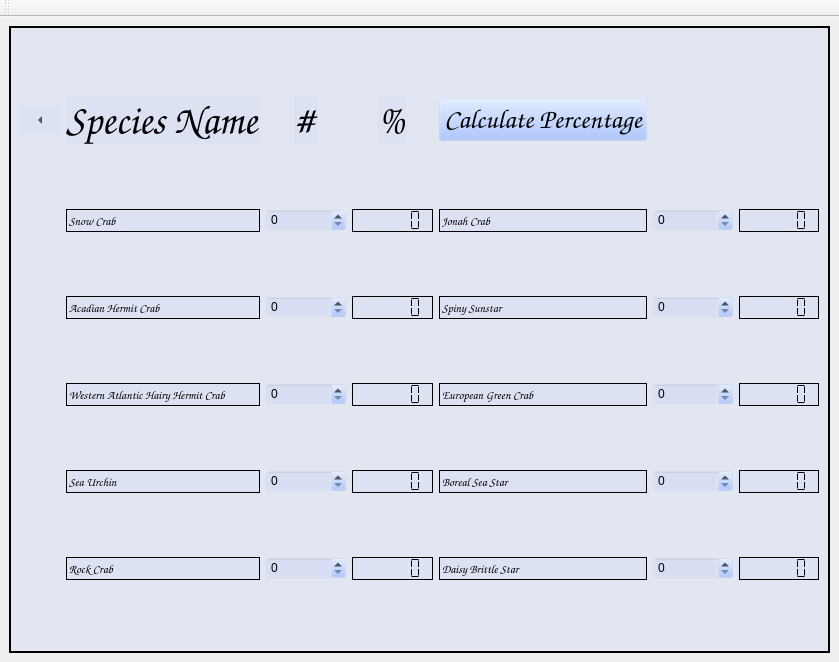
CCC-Engineering-Renaissance/MainUI_26, file mainwindow.ui: the form before one commit.
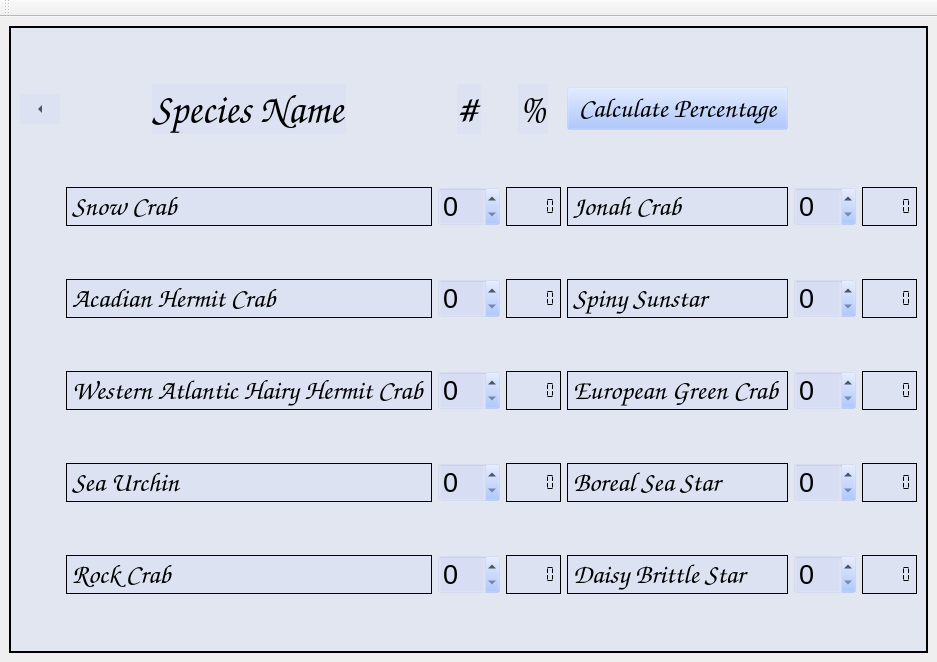
The form after the commit. The open tabs and pages were chosen to show the change. Icons and pictures are not drawn.

```diff
--- a/mainwindow.ui
+++ b/mainwindow.ui
@@ -41,6 +41,11 @@
         <verstretch>0</verstretch>
        </sizepolicy>
       </property>
+      <property name="font">
+       <font>
+        <pointsize>20</pointsize>
+       </font>
+      </property>
       <property name="styleSheet">
        <string notr="true">background-color: rgba(150, 183, 255, 20);</string>
       </property>
@@ -639,6 +644,7 @@
           <property name="font">
            <font>
             <family>Comic Sans MS</family>
+            <pointsize>20</pointsize>
            </font>
           </property>
           <property name="frameShape">
@@ -649,17 +655,30 @@
           </property>
          </widget>
         </item>
-        <item row="5" column="2">
-         <widget class="QSpinBox" name="spinBoxRock"/>
+        <item row="5" column="2" alignment="Qt::AlignmentFlag::AlignHCenter">
+         <widget class="QSpinBox" name="spinBoxRock">
+          <property name="font">
+           <font>
+            <pointsize>20</pointsize>
+           </font>
+          </property>
+         </widget>
         </item>
-        <item row="1" column="2">
-         <widget class="QSpinBox" name="spinBoxSnow"/>
+        <item row="1" column="2" alignment="Qt::AlignmentFlag::AlignHCenter">
+         <widget class="QSpinBox" name="spinBoxSnow">
+          <property name="font">
+           <font>
+            <pointsize>20</pointsize>
+           </font>
+          </property>
+         </widget>
         </item>
         <item row="3" column="4">
          <widget class="QLabel" name="label_8">
           <property name="font">
            <font>
             <family>Comic Sans MS</family>
+            <pointsize>20</pointsize>
            </font>
           </property>
           <property name="frameShape">
@@ -670,14 +689,21 @@
           </property>
          </widget>
         </item>
-        <item row="1" column="5">
-         <widget class="QSpinBox" name="spinBoxJonah"/>
+        <item row="1" column="5" alignment="Qt::AlignmentFlag::AlignHCenter">
+         <widget class="QSpinBox" name="spinBoxJonah">
+          <property name="font">
+           <font>
+            <pointsize>20</pointsize>
+           </font>
+          </property>
+         </widget>
         </item>
         <item row="4" column="1">
          <widget class="QLabel" name="label_4">
           <property name="font">
            <font>
             <family>Comic Sans MS</family>
+            <pointsize>20</pointsize>
            </font>
           </property>
           <property name="frameShape">
@@ -688,11 +714,22 @@
           </property>
          </widget>
         </item>
-        <item row="2" column="5">
-         <widget class="QSpinBox" name="spinBoxSunstar"/>
+        <item row="2" column="5" alignment="Qt::AlignmentFlag::AlignHCenter">
+         <widget class="QSpinBox" name="spinBoxSunstar">
+          <property name="font">
+           <font>
+            <pointsize>20</pointsize>
+           </font>
+          </property>
+         </widget>
         </item>
         <item row="3" column="3">
          <widget class="QLCDNumber" name="hairyCrabPercent">
+          <property name="font">
+           <font>
+            <pointsize>20</pointsize>
+           </font>
+          </property>
           <property name="frameShadow">
            <enum>QFrame::Shadow::Plain</enum>
           </property>
@@ -709,6 +746,7 @@
           <property name="font">
            <font>
             <family>Comic Sans MS</family>
+            <pointsize>20</pointsize>
            </font>
           </property>
           <property name="frameShape">
@@ -724,6 +762,7 @@
           <property name="font">
            <font>
             <family>Comic Sans MS</family>
+            <pointsize>20</pointsize>
            </font>
           </property>
           <property name="frameShape">
@@ -755,6 +794,11 @@
         </item>
         <item row="1" column="3">
          <widget class="QLCDNumber" name="snowCrabPercent">
+          <property name="font">
+           <font>
+            <pointsize>20</pointsize>
+           </font>
+          </property>
           <property name="frameShadow">
            <enum>QFrame::Shadow::Plain</enum>
           </property>
@@ -807,6 +851,11 @@
         </item>
         <item row="5" column="3">
          <widget class="QLCDNumber" name="rockCrabPercent">
+          <property name="font">
+           <font>
+            <pointsize>20</pointsize>
+           </font>
+          </property>
           <property name="frameShadow">
            <enum>QFrame::Shadow::Plain</enum>
           </property>
@@ -818,11 +867,22 @@
           </property>
          </widget>
         </item>
-        <item row="4" column="5">
-         <widget class="QSpinBox" name="spinBoxBoreal"/>
+        <item row="4" column="5" alignment="Qt::AlignmentFlag::AlignHCenter">
+         <widget class="QSpinBox" name="spinBoxBoreal">
+          <property name="font">
+           <font>
+            <pointsize>20</pointsize>
+           </font>
+          </property>
+         </widget>
         </item>
         <item row="5" column="6">
          <widget class="QLCDNumber" name="brittlePercent">
+          <property name="font">
+           <font>
+            <pointsize>20</pointsize>
+           </font>
+          </property>
           <property name="frameShadow">
            <enum>QFrame::Shadow::Plain</enum>
           </property>
@@ -839,6 +899,7 @@
           <property name="font">
            <font>
             <family>Comic Sans MS</family>
+            <pointsize>20</pointsize>
            </font>
           </property>
           <property name="frameShape">
@@ -867,6 +928,7 @@
           <property name="font">
            <font>
             <family>Comic Sans MS</family>
+            <pointsize>20</pointsize>
            </font>
           </property>
           <property name="frameShape">
@@ -877,8 +939,14 @@
           </property>
          </widget>
         </item>
-        <item row="3" column="2">
-         <widget class="QSpinBox" name="spinBoxWestern"/>
+        <item row="3" column="2" alignment="Qt::AlignmentFlag::AlignHCenter">
+         <widget class="QSpinBox" name="spinBoxWestern">
+          <property name="font">
+           <font>
+            <pointsize>20</pointsize>
+           </font>
+          </property>
+         </widget>
         </item>
         <item row="0" column="2" alignment="Qt::AlignmentFlag::AlignHCenter|Qt::AlignmentFlag::AlignTop">
          <widget class="QLabel" name="label_13">
@@ -893,20 +961,39 @@
           </property>
          </widget>
         </item>
-        <item row="3" column="5">
-         <widget class="QSpinBox" name="spinBoxGreen"/>
+        <item row="3" column="5" alignment="Qt::AlignmentFlag::AlignHCenter">
+         <widget class="QSpinBox" name="spinBoxGreen">
+          <property name="font">
+           <font>
+            <pointsize>20</pointsize>
+           </font>
+          </property>
+         </widget>
         </item>
-        <item row="2" column="2">
-         <widget class="QSpinBox" name="spinBoxAcadian"/>
+        <item row="2" column="2" alignment="Qt::AlignmentFlag::AlignHCenter">
+         <widget class="QSpinBox" name="spinBoxAcadian">
+          <property name="font">
+           <font>
+            <pointsize>20</pointsize>
+           </font>
+          </property>
+         </widget>
         </item>
-        <item row="4" column="2">
-         <widget class="QSpinBox" name="spinBoxUrchin"/>
+        <item row="4" column="2" alignment="Qt::AlignmentFlag::AlignHCenter">
+         <widget class="QSpinBox" name="spinBoxUrchin">
+          <property name="font">
+           <font>
+            <pointsize>20</pointsize>
+           </font>
+          </property>
+         </widget>
         </item>
         <item row="2" column="1">
          <widget class="QLabel" name="label_2">
           <property name="font">
            <font>
             <family>Comic Sans MS</family>
+            <pointsize>20</pointsize>
            </font>
           </property>
           <property name="frameShape">
@@ -919,6 +1006,11 @@
         </item>
         <item row="4" column="6">
          <widget class="QLCDNumber" name="borealPercent">
+          <property name="font">
+           <font>
+            <pointsize>20</pointsize>
+           </font>
+          </property>
           <property name="frameShadow">
            <enum>QFrame::Shadow::Plain</enum>
           </property>
@@ -935,6 +1027,7 @@
           <property name="font">
            <font>
             <family>Comic Sans MS</family>
+            <pointsize>20</pointsize>
            </font>
           </property>
           <property name="frameShape">
@@ -950,6 +1043,7 @@
           <property name="font">
            <font>
             <family>Comic Sans MS</family>
+            <pointsize>20</pointsize>
            </font>
           </property>
           <property name="frameShape">
@@ -962,6 +1056,11 @@
         </item>
         <item row="3" column="6">
          <widget class="QLCDNumber" name="greenCrabPercent">
+          <property name="font">
+           <font>
+            <pointsize>20</pointsize>
+           </font>
+          </property>
           <property name="frameShadow">
            <enum>QFrame::Shadow::Plain</enum>
           </property>
@@ -975,6 +1074,11 @@
         </item>
         <item row="2" column="6">
          <widget class="QLCDNumber" name="sunstarPercent">
+          <property name="font">
+           <font>
+            <pointsize>20</pointsize>
+           </font>
+          </property>
           <property name="frameShadow">
            <enum>QFrame::Shadow::Plain</enum>
           </property>
@@ -988,6 +1092,11 @@
         </item>
         <item row="2" column="3">
          <widget class="QLCDNumber" name="acadianCrabPercent">
+          <property name="font">
+           <font>
+            <pointsize>20</pointsize>
+           </font>
+          </property>
           <property name="frameShadow">
            <enum>QFrame::Shadow::Plain</enum>
           </property>
@@ -1001,6 +1110,11 @@
         </item>
         <item row="1" column="6">
          <widget class="QLCDNumber" name="jonahCrabPercent">
+          <property name="font">
+           <font>
+            <pointsize>20</pointsize>
+           </font>
+          </property>
           <property name="frameShadow">
            <enum>QFrame::Shadow::Plain</enum>
           </property>
@@ -1014,6 +1128,11 @@
         </item>
         <item row="4" column="3">
          <widget class="QLCDNumber" name="urchinPercent">
+          <property name="font">
+           <font>
+            <pointsize>20</pointsize>
+           </font>
+          </property>
           <property name="frameShadow">
            <enum>QFrame::Shadow::Plain</enum>
           </property>
@@ -1025,8 +1144,14 @@
           </property>
          </widget>
         </item>
-        <item row="5" column="5">
-         <widget class="QSpinBox" name="spinBoxBrittle"/>
+        <item row="5" column="5" alignment="Qt::AlignmentFlag::AlignHCenter">
+         <widget class="QSpinBox" name="spinBoxBrittle">
+          <property name="font">
+           <font>
+            <pointsize>20</pointsize>
+           </font>
+          </property>
+         </widget>
         </item>
         <item row="0" column="4">
          <widget class="QPushButton" name="pushButtonCalcPercent">
```
Left out of the diff: 78 changed lines with no effect on the pictures.
